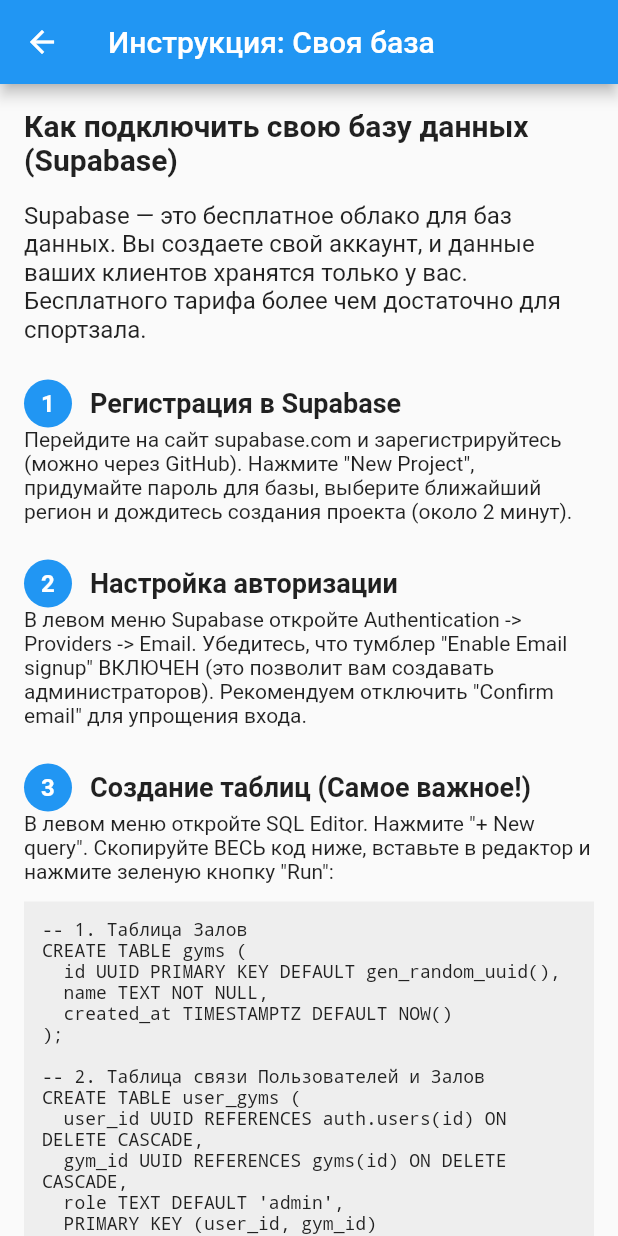
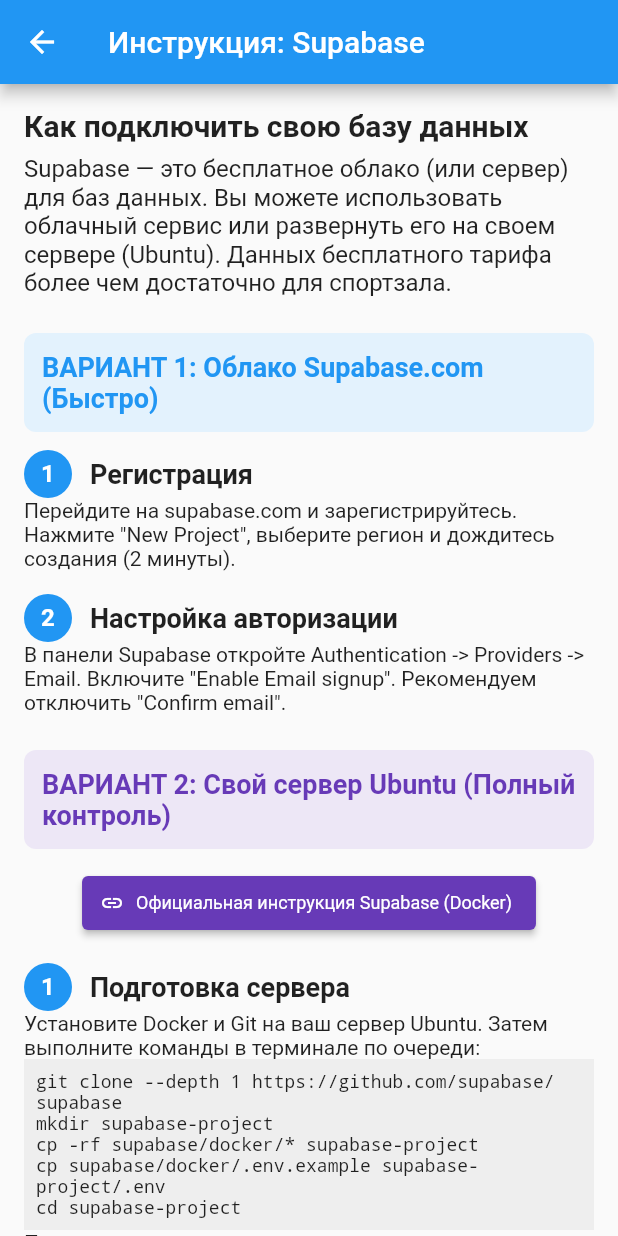
Before and after one commit to arni30rus/gcr_app, a Flutter app: the SetupOwnDbGuideScreen screen opened directly, on a phone screen of 412 x 824 dp. Run offline on Flutter 3.47's test engine with Material 3 defaults, Android fonts, the phone set to English and light mode, and no system bars; our stand-ins replace audioplayers, csv, file_picker, permission_handler, share_plus, shared_preferences and 3 more; missing offline and left inert: mobile_scanner; accounts and stored records are empty; network calls fail.

Commit message:
fix change bd\instruction

```diff
--- a/lib/main.dart
+++ b/lib/main.dart
@@ -63,6 +63,7 @@
   bool _isLoading = true;
   bool _isConfigured = false;
   bool _showAuth = false;
+  String _authTitle = 'систему';
 
   @override
   void initState() {
@@ -71,7 +72,7 @@
   }
 
   Future<void> _initApp() async {
-   bool configured = await _dbConfigService.isConfigured();
+    bool configured = await _dbConfigService.isConfigured();
 
     if (configured) {
       bool isLocal = await _dbConfigService.isLocalDb();
@@ -82,25 +83,26 @@
         String key = await _dbConfigService.getAnonKey();
         await Supabase.initialize(url: url, anonKey: key);
 
-        bool isCustom = await _dbConfigService.isCustomDb();
+        bool isCustom = await _dbConfigService.isCustomDb(); // Получаем статус Custom
         bool isLoggedIn = Supabase.instance.client.auth.currentSession != null;
 
-        if (isLoggedIn && !isCustom) {
-          // ЗАПУСКАЕМ В ФОНЕ! Не ждём завершения (await убран).
-          // Таймаут внутри метода не даст ему зависнуть навечно.
+        if (isLoggedIn) {
+          // ЗАПУСКАЕМ В ФОНЕ! Не ждём завершения.
           _dbConfigService.fetchAndCacheGymId();
         }
 
         setState(() {
           _isConfigured = true;
-          _showAuth = !isCustom && !isLoggedIn;
+          _showAuth = !isLoggedIn; // Показываем авторизацию, если не залогинен (и для основного, и для своего облака!)
+          _authTitle = isCustom ? 'свою базу данных' : 'основное облако'; // Динамический заголовок
           _isLoading = false;
         });
       } else {
         // Если ЛОКАЛЬНЫЙ режим - пропускаем Supabase
         setState(() {
           _isConfigured = true;
-          _showAuth = false; // Авторизация не нужна
+          _showAuth = false;
+          _authTitle = 'систему';
           _isLoading = false;
         });
       }
@@ -120,17 +122,17 @@
     if (!isLocal && url.isNotEmpty) {
       await Supabase.initialize(url: url, anonKey: anonKey);
 
-      bool isCustom = await _dbConfigService.isCustomDb();
+      bool isCustom = await _dbConfigService.isCustomDb(); // Получаем статус Custom
       bool isLoggedIn = Supabase.instance.client.auth.currentSession != null;
 
-      if (isLoggedIn && !isCustom) {
-        // Тоже запускаем в фоне при перенастройке
+      if (isLoggedIn) {
         _dbConfigService.fetchAndCacheGymId();
       }
 
       setState(() {
         _isConfigured = true;
-        _showAuth = !isCustom && !isLoggedIn;
+        _showAuth = !isLoggedIn; // Показываем авторизацию, если не залогинен
+        _authTitle = isCustom ? 'свою базу данных' : 'основное облако'; // Динамический заголовок
         _isLoading = false;
       });
     } else {
@@ -138,6 +140,7 @@
       setState(() {
         _isConfigured = true;
         _showAuth = false;
+        _authTitle = 'систему';
         _isLoading = false;
       });
     }
@@ -171,6 +174,7 @@
             _showAuth = false;
           });
         },
+        dbName: _authTitle,
       );
     }
 
--- a/lib/screens/auth_screen.dart
+++ b/lib/screens/auth_screen.dart
@@ -4,8 +4,9 @@
 class AuthScreen extends StatefulWidget {
   final Function onSuccess;
   final VoidCallback? onBack;
+  final String dbName;
 
-  const AuthScreen({super.key, required this.onSuccess, this.onBack});
+    const AuthScreen({super.key, required this.onSuccess, this.onBack, this.dbName = 'систему'});
 
   @override
   State<AuthScreen> createState() => _AuthScreenState();
@@ -54,8 +55,8 @@
             child: Column(
               mainAxisAlignment: MainAxisAlignment.center,
               children: [
-                const Text(
-                  'Вход в основное облако',
+                Text(
+                  'Вход в ${widget.dbName}',
                   style: TextStyle(fontSize: 24, fontWeight: FontWeight.bold)
                 ),
                 const SizedBox(height: 16),
--- a/lib/screens/setup_own_db_guide_screen.dart
+++ b/lib/screens/setup_own_db_guide_screen.dart
@@ -1,4 +1,5 @@
 import 'package:flutter/material.dart';
+import 'package:url_launcher/url_launcher.dart'; // Добавлено для открытия ссылок
 
 class SetupOwnDbGuideScreen extends StatelessWidget {
   const SetupOwnDbGuideScreen({super.key});
@@ -6,33 +7,114 @@
   @override
   Widget build(BuildContext context) {
     return Scaffold(
-      appBar: AppBar(title: const Text('Инструкция: Своя база')),
+      appBar: AppBar(title: const Text('Инструкция: Supabase')),
       body: SingleChildScrollView(
         padding: const EdgeInsets.all(16.0),
         child: Column(
           crossAxisAlignment: CrossAxisAlignment.start,
           children: [
             const Text(
-              'Как подключить свою базу данных (Supabase)',
+              'Как подключить свою базу данных',
               style: TextStyle(fontSize: 20, fontWeight: FontWeight.bold),
             ),
-            const SizedBox(height: 16),
+            const SizedBox(height: 8),
             const Text(
-              'Supabase — это бесплатное облако для баз данных. Вы создаете свой аккаунт, и данные ваших клиентов хранятся только у вас. Бесплатного тарифа более чем достаточно для спортзала.',
+              'Supabase — это бесплатное облако (или сервер) для баз данных. Вы можете использовать облачный сервис или развернуть его на своем сервере (Ubuntu). Данных бесплатного тарифа более чем достаточно для спортзала.',
               style: TextStyle(fontSize: 16),
             ),
             const SizedBox(height: 24),
 
-            _buildStep(context, '1', 'Регистрация в Supabase'),
-            const Text('Перейдите на сайт supabase.com и зарегистрируйтесь (можно через GitHub). Нажмите "New Project", придумайте пароль для базы, выберите ближайший регион и дождитесь создания проекта (около 2 минут).'),
+            // ==========================================
+            // ВАРИАНТ 1: ОБЛАКО
+            // ==========================================
+            Container(
+              padding: const EdgeInsets.all(12),
+              decoration: BoxDecoration(color: Colors.blue[50], borderRadius: BorderRadius.circular(8)),
+              child: const Text('ВАРИАНТ 1: Облако Supabase.com (Быстро)', style: TextStyle(fontSize: 18, fontWeight: FontWeight.bold, color: Colors.blue)),
+            ),
+            const SizedBox(height: 12),
+
+            _buildStep(context, '1', 'Регистрация'),
+            const Text('Перейдите на supabase.com и зарегистрируйтесь. Нажмите "New Project", выберите регион и дождитесь создания (2 минуты).'),
+            const SizedBox(height: 16),
+
+            _buildStep(context, '2', 'Настройка авторизации'),
+            const Text('В панели Supabase откройте Authentication -> Providers -> Email. Включите "Enable Email signup". Рекомендуем отключить "Confirm email".'),
             const SizedBox(height: 24),
 
-            _buildStep(context, '2', 'Настройка авторизации'),
-            const Text('В левом меню Supabase откройте Authentication -> Providers -> Email. Убедитесь, что тумблер "Enable Email signup" ВКЛЮЧЕН (это позволит вам создавать администраторов). Рекомендуем отключить "Confirm email" для упрощения входа.'),
+            // ==========================================
+            // ВАРИАНТ 2: СВОЙ СЕРВЕР
+            // ==========================================
+            Container(
+              padding: const EdgeInsets.all(12),
+              decoration: BoxDecoration(color: Colors.deepPurple[50], borderRadius: BorderRadius.circular(8)),
+              child: const Text('ВАРИАНТ 2: Свой сервер Ubuntu (Полный контроль)', style: TextStyle(fontSize: 18, fontWeight: FontWeight.bold, color: Colors.deepPurple)),
+            ),
+            const SizedBox(height: 12),
+
+            // КНОПКА ССЫЛКИ НА ОФ. ДОКУМЕНТАЦИЮ
+            Center(
+              child: ElevatedButton.icon(
+                icon: const Icon(Icons.link, size: 16),
+                label: const Text('Официальная инструкция Supabase (Docker)'),
+                style: ElevatedButton.styleFrom(
+                  backgroundColor: Colors.deepPurple,
+                  foregroundColor: Colors.white,
+                  textStyle: const TextStyle(fontSize: 12)
+                ),
+                onPressed: () async {
+                  final uri = Uri.parse('https://supabase.com/docs/guides/self-hosting/docker#quick-start-linux');
+                  if (await canLaunchUrl(uri)) {
+                    await launchUrl(uri, mode: LaunchMode.externalApplication);
+                  }
+                },
+              ),
+            ),
+            const SizedBox(height: 16),
+
+            _buildStep(context, '1', 'Подготовка сервера'),
+            const Text('Установите Docker и Git на ваш сервер Ubuntu. Затем выполните команды в терминале по очереди:'),
+            Container(width: double.infinity, padding: const EdgeInsets.all(8), color: Colors.grey[200], child: const SelectableText(
+              'git clone --depth 1 https://github.com/supabase/supabase\n'
+              'mkdir supabase-project\n'
+              'cp -rf supabase/docker/* supabase-project\n'
+              'cp supabase/docker/.env.example supabase-project/.env\n'
+              'cd supabase-project',
+              style: TextStyle(fontFamily: 'Courier', fontSize: 12)
+            )),
+            const Text('После склонированную папку можно удалить.'),
+            const SizedBox(height: 16),
+
+            _buildStep(context, '2', 'Генерация ключей и запуск'),
+            const Text('Supabase предоставляет удобные скрипты. Выполните их по очереди для генерации безопасных ключей и запуска сервера:'),
+            Container(width: double.infinity, padding: const EdgeInsets.all(8), color: Colors.grey[200], child: const SelectableText(
+              '# Генерация паролей и секретов:\n'
+              'sh utils/generate-keys.sh\n\n'
+              '# Добавление новых API ключей:\n'
+              'sh utils/add-new-auth-keys.sh\n\n'
+              '# Запуск Supabase:\n'
+              'sh run.sh start',
+              style: TextStyle(fontFamily: 'Courier', fontSize: 12)
+            )),
+            const SizedBox(height: 8),
+            const Text('Остановить сервер можно командой: sh run.sh stop', style: TextStyle(fontSize: 12, fontStyle: FontStyle.italic, color: Colors.grey)),
+            const SizedBox(height: 16),
+
+            _buildStep(context, '3', 'Порты и доступ'),
+            const Text('Убедитесь, что в брандмауэре Ubuntu открыты порты 8000 (API) и 3000.', style: TextStyle(fontWeight: FontWeight.bold)),
+            const Text('Панель управления будет доступна по http://ВАШ_IP:8000'),
             const SizedBox(height: 24),
 
-            _buildStep(context, '3', 'Создание таблиц (Самое важное!)'),
-            const Text('В левом меню откройте SQL Editor. Нажмите "+ New query". Скопируйте ВЕСЬ код ниже, вставьте в редактор и нажмите зеленую кнопку "Run":'),
+            const Divider(height: 30),
+
+            // ==========================================
+            // ОБЩИЕ ШАГИ ДЛЯ ОБОИХ ВАРИАНТОВ
+            // ==========================================
+            const Text('ОБЩИЕ ШАГИ (Для облака и своего сервера):', style: TextStyle(fontSize: 18, fontWeight: FontWeight.bold)),
+            const SizedBox(height: 16),
+
+            _buildStep(context, '3', 'Создание таблиц (SQL)'),
+            const Text('В панели Supabase откройте SQL Editor. Скопируйте ВЕСЬ код ниже и нажмите "Run":'),
             const SizedBox(height: 12),
 
             Container(
@@ -42,67 +124,24 @@
               child: SelectableText(
                 '''
 -- 1. Таблица Залов
-CREATE TABLE gyms (
-  id UUID PRIMARY KEY DEFAULT gen_random_uuid(),
-  name TEXT NOT NULL,
-  created_at TIMESTAMPTZ DEFAULT NOW()
-);
+CREATE TABLE gyms ( id UUID PRIMARY KEY DEFAULT gen_random_uuid(), name TEXT NOT NULL, created_at TIMESTAMPTZ DEFAULT NOW() );
 
 -- 2. Таблица связи Пользователей и Залов
-CREATE TABLE user_gyms (
-  user_id UUID REFERENCES auth.users(id) ON DELETE CASCADE,
-  gym_id UUID REFERENCES gyms(id) ON DELETE CASCADE,
-  role TEXT DEFAULT 'admin',
-  PRIMARY KEY (user_id, gym_id)
-);
+CREATE TABLE user_gyms ( user_id UUID REFERENCES auth.users(id) ON DELETE CASCADE, gym_id UUID REFERENCES gyms(id) ON DELETE CASCADE, role TEXT DEFAULT 'admin', PRIMARY KEY (user_id, gym_id) );
 
 -- 3. Таблица Типов абонементов
-CREATE TABLE subscription_types (
-  id INTEGER PRIMARY KEY,
-  name TEXT NOT NULL,
-  start_time TEXT NOT NULL,
-  end_time TEXT NOT NULL,
-  is_unlimited_time INTEGER NOT NULL,
-  allowed_days TEXT NOT NULL,
-  is_vip INTEGER NOT NULL,
-  updated_at TEXT NOT NULL,
-  gym_id UUID REFERENCES gyms(id),
-  is_active BOOLEAN DEFAULT true,
-  is_one_time_visit BOOLEAN DEFAULT false
-);
+CREATE TABLE subscription_types ( id INTEGER PRIMARY KEY, name TEXT NOT NULL, start_time TEXT NOT NULL, end_time TEXT NOT NULL, is_unlimited_time INTEGER NOT NULL, allowed_days TEXT NOT NULL, is_vip INTEGER NOT NULL, updated_at TEXT NOT NULL, gym_id UUID REFERENCES gyms(id), is_active BOOLEAN DEFAULT true, is_one_time_visit BOOLEAN DEFAULT false );
 
--- 4. Таблица Клиентов (ОБНОВЛЕНО: добавлено created_at)
-CREATE TABLE clients (
-  id TEXT PRIMARY KEY,
-  full_name TEXT NOT NULL,
-  phone TEXT NOT NULL,
-  sub_type INTEGER NOT NULL,
-  start_date TEXT NOT NULL,
-  end_date TEXT NOT NULL,
-  last_visit TEXT,
-  updated_at TEXT NOT NULL,
-  gym_id UUID REFERENCES gyms(id),
-  is_active BOOLEAN DEFAULT true,
-  created_at TIMESTAMPTZ DEFAULT NOW()
-);
+-- 4. Таблица Клиентов
+CREATE TABLE clients ( id TEXT PRIMARY KEY, full_name TEXT NOT NULL, phone TEXT NOT NULL, sub_type INTEGER NOT NULL, start_date TEXT NOT NULL, end_date TEXT NOT NULL, last_visit TEXT, updated_at TEXT NOT NULL, gym_id UUID REFERENCES gyms(id), is_active BOOLEAN DEFAULT true, created_at TIMESTAMPTZ DEFAULT NOW() );
 
--- 5. Таблица истории посещений
-CREATE TABLE visits (
-  id BIGSERIAL PRIMARY KEY,
-  client_id TEXT NOT NULL REFERENCES clients(id) ON DELETE CASCADE,
-  created_at TIMESTAMPTZ DEFAULT NOW(),
-  gym_id UUID REFERENCES gyms(id)
-);
+-- 5. Таблица посещений
+CREATE TABLE visits ( id BIGSERIAL PRIMARY KEY, client_id TEXT NOT NULL REFERENCES clients(id) ON DELETE CASCADE, created_at TIMESTAMPTZ DEFAULT NOW(), gym_id UUID REFERENCES gyms(id) );
 
--- 6. Таблица истории продлений (НОВАЯ)
-CREATE TABLE renewals (
-  id BIGSERIAL PRIMARY KEY,
-  client_id TEXT NOT NULL REFERENCES clients(id) ON DELETE CASCADE,
-  created_at TIMESTAMPTZ DEFAULT NOW(),
-  gym_id UUID REFERENCES gyms(id)
-);
+-- 6. Таблица продлений
+CREATE TABLE renewals ( id BIGSERIAL PRIMARY KEY, client_id TEXT NOT NULL REFERENCES clients(id) ON DELETE CASCADE, created_at TIMESTAMPTZ DEFAULT NOW(), gym_id UUID REFERENCES gyms(id) );
 
--- 7. Включаем безопасность (RLS)
+-- 7. Безопасность (RLS)
 ALTER TABLE gyms ENABLE ROW LEVEL SECURITY;
 ALTER TABLE user_gyms ENABLE ROW LEVEL SECURITY;
 ALTER TABLE subscription_types ENABLE ROW LEVEL SECURITY;
@@ -110,7 +149,7 @@
 ALTER TABLE visits ENABLE ROW LEVEL SECURITY;
 ALTER TABLE renewals ENABLE ROW LEVEL SECURITY;
 
--- 8. Правила доступа (Пользователь видит только свой зал)
+-- 8. Правила доступа
 CREATE POLICY "Users can view their gyms" ON gyms FOR SELECT USING (id IN (SELECT gym_id FROM user_gyms WHERE user_id = auth.uid()));
 CREATE POLICY "Users can view their gym links" ON user_gyms FOR SELECT USING (user_id = auth.uid());
 CREATE POLICY "Users can manage sub types in their gym" ON subscription_types FOR ALL USING (gym_id IN (SELECT gym_id FROM user_gyms WHERE user_id = auth.uid())) WITH CHECK (gym_id IN (SELECT gym_id FROM user_gyms WHERE user_id = auth.uid()));
@@ -118,26 +157,17 @@
 CREATE POLICY "Users can manage visits in their gym" ON visits FOR ALL USING (gym_id IN (SELECT gym_id FROM user_gyms WHERE user_id = auth.uid())) WITH CHECK (gym_id IN (SELECT gym_id FROM user_gyms WHERE user_id = auth.uid()));
 CREATE POLICY "Users can manage renewals in their gym" ON renewals FOR ALL USING (gym_id IN (SELECT gym_id FROM user_gyms WHERE user_id = auth.uid())) WITH CHECK (gym_id IN (SELECT gym_id FROM user_gyms WHERE user_id = auth.uid()));
 ''',
-                style: TextStyle(fontFamily: 'Courier', fontSize: 12, color: Colors.grey[900]),
+                style: TextStyle(fontFamily: 'Courier', fontSize: 11, color: Colors.grey[900]),
               ),
             ),
             const SizedBox(height: 24),
 
-            _buildStep(context, '4', 'Создание администратора'),
-            const Text('1. В Supabase откройте Authentication -> Users -> Add User -> Create new user. Введите Email и Пароль. Скопируйте сгенерированный ID пользователя (UUID).'),
-            const Text('2. В Supabase откройте Table Editor -> gyms -> Insert row. Придумайте название зала (например, "Мой зал"). Поле id ОСТАВЬТЕ ПУСТЫМ! Скопируйте сгенерированный id зала.'),
-            const Text('3. В Supabase откройте Table Editor -> user_gyms -> Insert row. Вставьте ID пользователя и ID зала. Сохраните.'),
+            _buildStep(context, '4', 'Создание администратора зала'),
+            const Text('1. Authentication -> Users -> Add User. Скопируйте ID пользователя (UUID).\n2. Table Editor -> gyms -> Insert row. Придумайте название. Скопируйте id зала.\n3. Table Editor -> user_gyms -> Insert row. Вставьте ID пользователя и ID зала.'),
             const SizedBox(height: 24),
 
-            _buildStep(context, '5', 'Получение ключей'),
-            const Text('В Supabase откройте Settings (шестеренка) -> API. Скопируйте два значения:'),
-            const SizedBox(height: 8),
-            const Text('• Project URL (выглядит как https://xxxxx.supabase.co)'),
-            const Text('• anon public key (очень длинная строка, начинается на eyJ...)'),
-            const SizedBox(height: 24),
-
-            _buildStep(context, '6', 'Подключение в приложении'),
-            const Text('Вернитесь в приложение. На экране выбора базы нажмите "Использовать свою базу Supabase". Вставьте скопированные URL и Key. Нажмите "Подключиться". Введите Email и Пароль, которые вы создали в Шаге 4. Готово!'),
+            _buildStep(context, '5', 'Подключение в приложении'),
+            const Text('Вернитесь в приложение. Вставьте URL и Key.\n(Для облака: Settings -> API)\n(Для сервера: http://ВАШ_IP:8000 и ANON_KEY из файла .env).\nНажмите "Подключиться" и перезапустите приложение.'),
           ],
         ),
       ),
--- a/lib/screens/setup_screen.dart
+++ b/lib/screens/setup_screen.dart
@@ -1,4 +1,5 @@
 import 'package:flutter/material.dart';
+import 'dart:io';
 import '../services/db_config_service.dart';
 import 'setup_own_db_guide_screen.dart';
 
@@ -29,6 +30,7 @@
           constraints: const BoxConstraints(maxWidth: 500),
           child: Padding(
             padding: const EdgeInsets.all(32.0),
+            child: SingleChildScrollView(
               child: Column(
                 mainAxisAlignment: MainAxisAlignment.center,
                 crossAxisAlignment: CrossAxisAlignment.stretch,
@@ -46,7 +48,7 @@
                   ),
                   const SizedBox(height: 40),
 
-                // ВАРИАНТ 1: Ваше облако (требует авторизации)
+                  // ВАРИАНТ 1: Основное облако
                   ElevatedButton.icon(
                     style: ElevatedButton.styleFrom(padding: const EdgeInsets.all(16), backgroundColor: Colors.blue, foregroundColor: Colors.white),
                     onPressed: () async {
@@ -57,16 +59,13 @@
                     label: const Text('Основное облако (С авторизацией)', style: TextStyle(fontSize: 16)),
                   ),
 
-                const SizedBox(height: 20),
-                const Divider(),
-                const SizedBox(height: 20),
+                  const SizedBox(height: 16),
 
-                // ВАРИАНТ 2: ЛОКАЛЬНЫЙ РЕЖИМ
+                  // ВАРИАНТ 2: Локальная база
                   ElevatedButton.icon(
                     style: ElevatedButton.styleFrom(padding: const EdgeInsets.all(16), backgroundColor: Colors.green, foregroundColor: Colors.white),
                     onPressed: () async {
                       await widget.dbConfigService.setLocalConfig();
-                    // Передаем пустые строки, Supabase не инициализируется
                       widget.onConfigComplete('', '');
                     },
                     icon: const Icon(Icons.phone_android),
@@ -77,8 +76,7 @@
                   const Divider(),
                   const SizedBox(height: 20),
 
-
-                // ВАРИАНТ 2: Свое облако
+                  // ВАРИАНТ 3: Свое облако / Свой сервер
                   OutlinedButton.icon(
                     style: OutlinedButton.styleFrom(padding: const EdgeInsets.all(16)),
                     onPressed: () {
@@ -87,23 +85,17 @@
                       });
                     },
                     icon: const Icon(Icons.vpn_key),
-                  label: const Text('Использовать свою базу Supabase', style: TextStyle(fontSize: 16)),
+                    label: const Text('Свое облако Supabase / Свой сервер', style: TextStyle(fontSize: 16)),
                   ),
 
                   if (_showCustomFields) ...[
-                  const SizedBox(height: 20),
+                    const SizedBox(height: 10),
                     TextButton.icon(
                       icon: const Icon(Icons.help_outline, color: Colors.blue),
                       onPressed: () {
-                  Navigator.push(
-                    context,
-                    MaterialPageRoute(builder: (context) => const SetupOwnDbGuideScreen()),
-                  );
+                        Navigator.push(context, MaterialPageRoute(builder: (context) => const SetupOwnDbGuideScreen()));
                       },
-                label: const Text(
-                  'Инструкция: Как создать свою базу Supabase',
-                  style: TextStyle(color: Colors.blue, fontWeight: FontWeight.bold),
-                ),
+                      label: const Text('Инструкция: Как создать базу или развернуть сервер', style: TextStyle(color: Colors.blue, fontWeight: FontWeight.bold)),
                     ),
                     TextField(
                       controller: _customUrlController,
@@ -123,12 +115,20 @@
                           return;
                         }
                         await widget.dbConfigService.setCustomConfig(_customUrlController.text, _customKeyController.text);
-                      widget.onConfigComplete(_customUrlController.text, _customKeyController.text);
+
+                        // Перезапуск для применения нового URL
+                        if (mounted) {
+                          ScaffoldMessenger.of(context).showSnackBar(
+                            const SnackBar(content: Text('Настройки сохранены. Перезапустите приложение!')),
+                          );
+                          Future.delayed(const Duration(seconds: 1), () => exit(0));
+                        }
                       },
-                    child: const Text('Подключиться к своей базе'),
+                      child: const Text('Подключиться'),
                     )
-                ]
                   ],
+                ],
+              ),
             ),
           ),
         ),
--- a/pubspec.yaml
+++ b/pubspec.yaml
@@ -33,6 +33,7 @@
   csv: ^6.0.0
   permission_handler: ^11.3.1
   audioplayers: ^6.0.0
+  url_launcher: ^6.3.2
 
 dev_dependencies:
   flutter_test:
```
Lines whose indentation alone changed are shown as unchanged.
